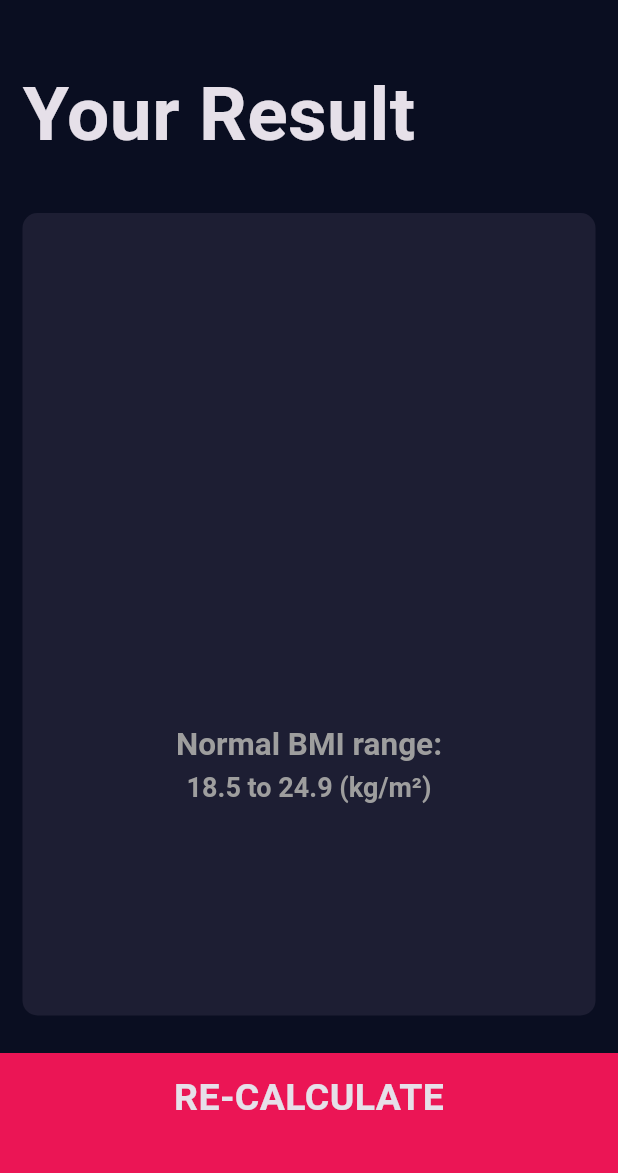
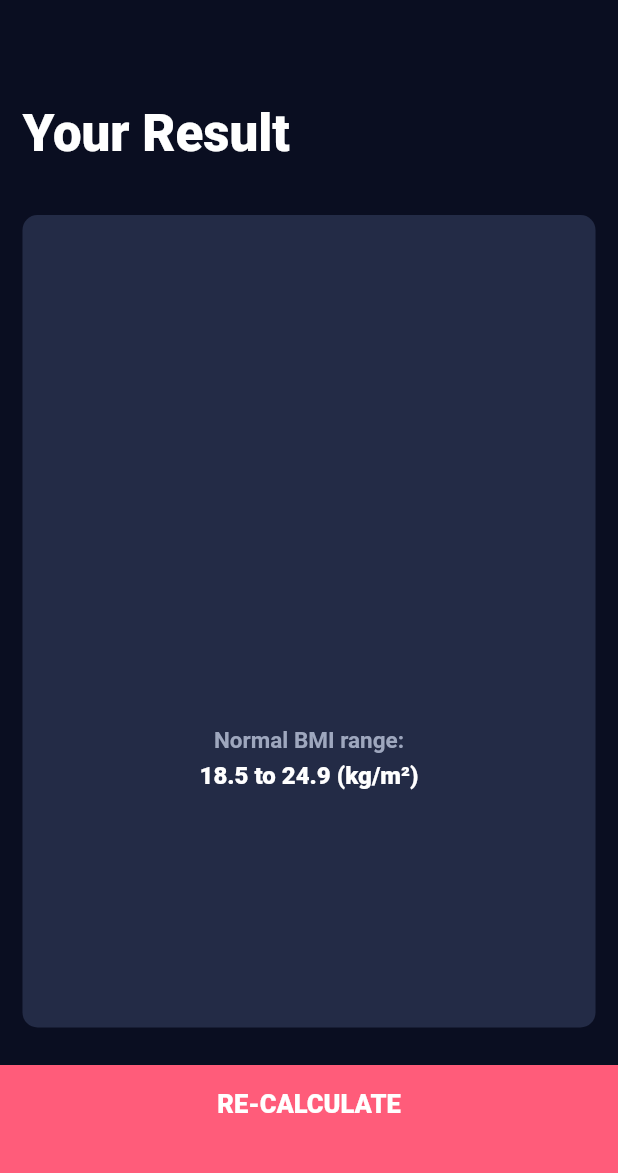
Before and after one commit to RensithUdara/bmi_calculator, a Flutter app: the ResultsPage screen opened directly with empty values, on a phone screen of 412 x 824 dp, the part 63-1236 px from its top. Run offline on Flutter 3.47's test engine with Material 3 defaults, Android fonts, the phone set to English and light mode, and no system bars; our stand-ins replace font_awesome_flutter.

Commit message:
feat: Revamp UI components and enhance functionality across the application

```diff
--- a/lib/constants.dart
+++ b/lib/constants.dart
@@ -1,55 +1,78 @@
 import 'package:flutter/material.dart';
 
-const kBottomContainerHeight = 80.0;
-const kActiveCardColour = Color(0xFF1D1E33);
-const kInactiveCardColour = Color(0xFF111328);
-const kActiveIconColour = Color(0xFFFFFFFF);
-const kInactiveIconColour = Color(0xFF9E9E9E);
-const kBottomContainerColour = Color(0xFFEB1555);
+const kBackgroundTop = Color(0xFF101729);
+const kBackgroundBottom = Color(0xFF050711);
+const kSurfaceColor = Color(0xFF171D31);
+const kSurfaceColorLight = Color(0xFF232B46);
+const kAccentColor = Color(0xFFFF5C7A);
+const kAccentColorAlt = Color(0xFF55D6BE);
+const kMutedTextColor = Color(0xFF9EA7BE);
+const kCardBorderColor = Color(0x29FFFFFF);
+
+const kActiveCardColour = kSurfaceColorLight;
+const kInactiveCardColour = kSurfaceColor;
+const kActiveIconColour = Colors.white;
+const kInactiveIconColour = kMutedTextColor;
+const kBottomContainerColour = kAccentColor;
+const kBottomContainerHeight = 72.0;
 
 const kLabelTextStyle = TextStyle(
-  fontSize: 18.0,
-  color: Color(0xFF8D8E98),
+  fontSize: 13.0,
+  color: kMutedTextColor,
+  fontWeight: FontWeight.w700,
+  letterSpacing: 0,
 );
 
 const kNumberTextStyle = TextStyle(
-  fontSize: 50.0,
+  fontSize: 44.0,
   fontWeight: FontWeight.w900,
+  color: Colors.white,
+  letterSpacing: 0,
 );
 
 const kLargeButtonTextStyle = TextStyle(
-  fontSize: 25.0,
-  fontWeight: FontWeight.bold,
+  fontSize: 17.0,
+  fontWeight: FontWeight.w800,
+  color: Colors.white,
+  letterSpacing: 0,
 );
 
 const kTitleTextStyle = TextStyle(
-  fontSize: 50.0,
-  fontWeight: FontWeight.bold,
+  fontSize: 34.0,
+  fontWeight: FontWeight.w900,
+  color: Colors.white,
+  letterSpacing: 0,
 );
 
 const kResultTextStyle = TextStyle(
-  color: Color(0xFF24D876),
-  fontSize: 22.0,
-  fontWeight: FontWeight.bold,
+  color: kAccentColorAlt,
+  fontSize: 18.0,
+  fontWeight: FontWeight.w800,
+  letterSpacing: 0,
 );
 
 const kBMITextStyle = TextStyle(
-  fontSize: 100.0,
-  fontWeight: FontWeight.bold,
+  fontSize: 76.0,
+  fontWeight: FontWeight.w900,
+  color: Colors.white,
+  letterSpacing: 0,
 );
 
 const kBodyTextStyle = TextStyle(
-  fontSize: 22.0,
+  fontSize: 16.0,
+  color: Color(0xFFD6DCEC),
+  height: 1.4,
 );
 
 const kCorrectTitleTextStyle = TextStyle(
-  fontSize: 21.0,
-  color: Colors.grey,
-  fontWeight: FontWeight.bold,
+  fontSize: 15.0,
+  color: kMutedTextColor,
+  fontWeight: FontWeight.w700,
   height: 1.5,
 );
 
 const kCorrectDataTextStyle = TextStyle(
-  fontSize: 18.0,
-  color: Colors.grey,
+  fontSize: 16.0,
+  color: Colors.white,
+  fontWeight: FontWeight.w800,
 );
```
